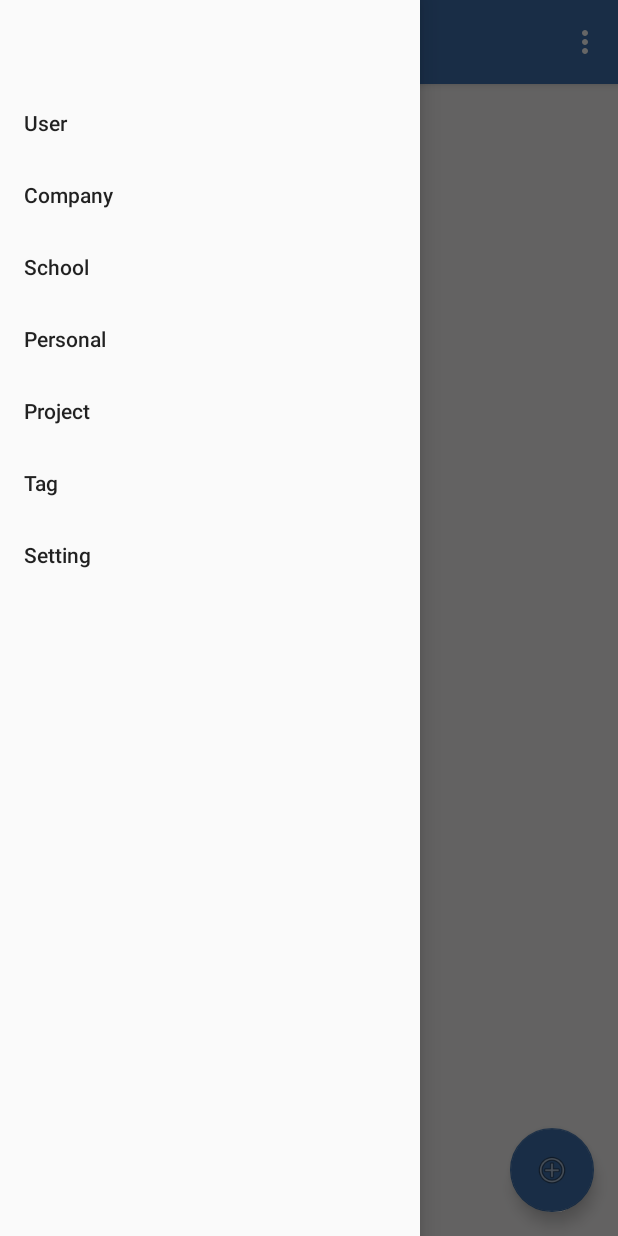
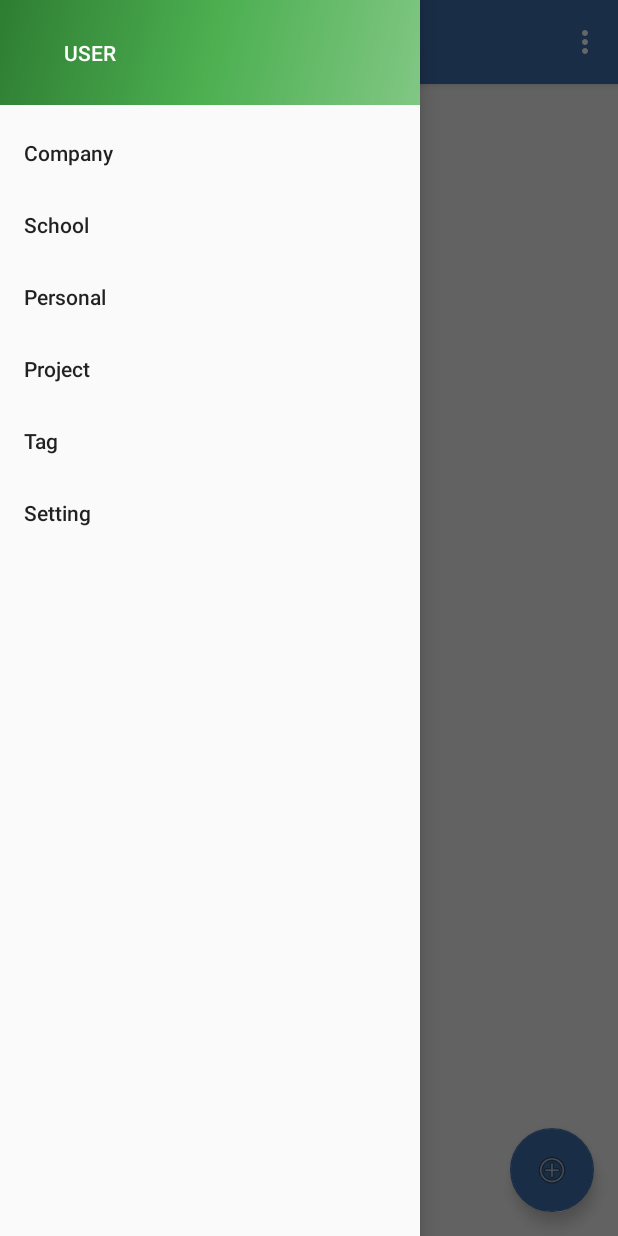
Before and after one commit to FCU21-Prophet/Prophet-List, an Android app: the screen it shows after launch (MainActivity), with the side drawer open, on a phone screen of 412 x 824 dp. Run offline under Robolectric (Android 15) with nearby library versions, the phone set to English and light mode, and no system bars.

Commit message:
更改drawer使用者位置

```diff
--- a/app/src/main/res/layout/activity_main.xml
+++ b/app/src/main/res/layout/activity_main.xml
@@ -13,6 +13,7 @@
         android:layout_width="match_parent"
         android:layout_height="match_parent" />
 
+
         <android.support.design.widget.NavigationView
             android:id="@+id/nav_view"
             android:layout_width="wrap_content"
@@ -20,6 +21,10 @@
             android:layout_gravity="start"
             android:fitsSystemWindows="true"
             app:headerLayout="@layout/nav_header_main"
-        app:menu="@menu/activity_main_drawer" />
+            app:menu="@menu/activity_main_drawer" >
+
+
+            </android.support.design.widget.NavigationView>
+
 
 </android.support.v4.widget.DrawerLayout>
--- a/app/src/main/res/layout/nav_header_main.xml
+++ b/app/src/main/res/layout/nav_header_main.xml
@@ -2,6 +2,7 @@
 <LinearLayout xmlns:android="http://schemas.android.com/apk/res/android"
     android:layout_width="match_parent"
     android:layout_height="@dimen/nav_header_height"
+    android:background="@drawable/side_nav_bar"
     android:gravity="bottom"
     android:orientation="vertical"
     android:paddingBottom="@dimen/activity_vertical_margin"
@@ -10,5 +11,13 @@
     android:paddingTop="@dimen/activity_vertical_margin"
     android:theme="@style/ThemeOverlay.AppCompat.Dark">
 
+    <Button
+        android:layout_width="wrap_content"
+        android:layout_height="match_parent"
+        android:id="@+id/menu_user"
+        android:text="@string/menu_user"
+        android:layout_gravity="left"
+        android:background="#00000000"
+        />
 
 </LinearLayout>
--- a/app/src/main/res/menu/activity_main_drawer.xml
+++ b/app/src/main/res/menu/activity_main_drawer.xml
@@ -1,10 +1,9 @@
 <?xml version="1.0" encoding="utf-8"?>
+
 <menu xmlns:android="http://schemas.android.com/apk/res/android">
 
     <group android:checkableBehavior="single">
-        <item
-            android:id="@+id/menu_user"
-            android:title="@string/menu_user" />
+
         <item
             android:id="@+id/menu_company"
             android:title="@string/menu_company" />
@@ -25,7 +24,10 @@
 
         <item
             android:id="@+id/menu_setting"
-            android:title="@string/menu_setting" />
+            android:title="@string/menu_setting"
+
+            />
+
     </group>
 
 
--- a/app/src/main/res/values/dimens.xml
+++ b/app/src/main/res/values/dimens.xml
@@ -1,7 +1,7 @@
 <resources>
     <!-- Default screen margins, per the Android Design guidelines. -->
     <dimen name="nav_header_vertical_spacing">16dp</dimen>
-    <dimen name="nav_header_height">50dp</dimen>
+    <dimen name="nav_header_height">70dp</dimen>
     <!-- Default screen margins, per the Android Design guidelines. -->
     <dimen name="activity_horizontal_margin">16dp</dimen>
     <dimen name="activity_vertical_margin">16dp</dimen>
```
Lines whose indentation alone changed are shown as unchanged.
